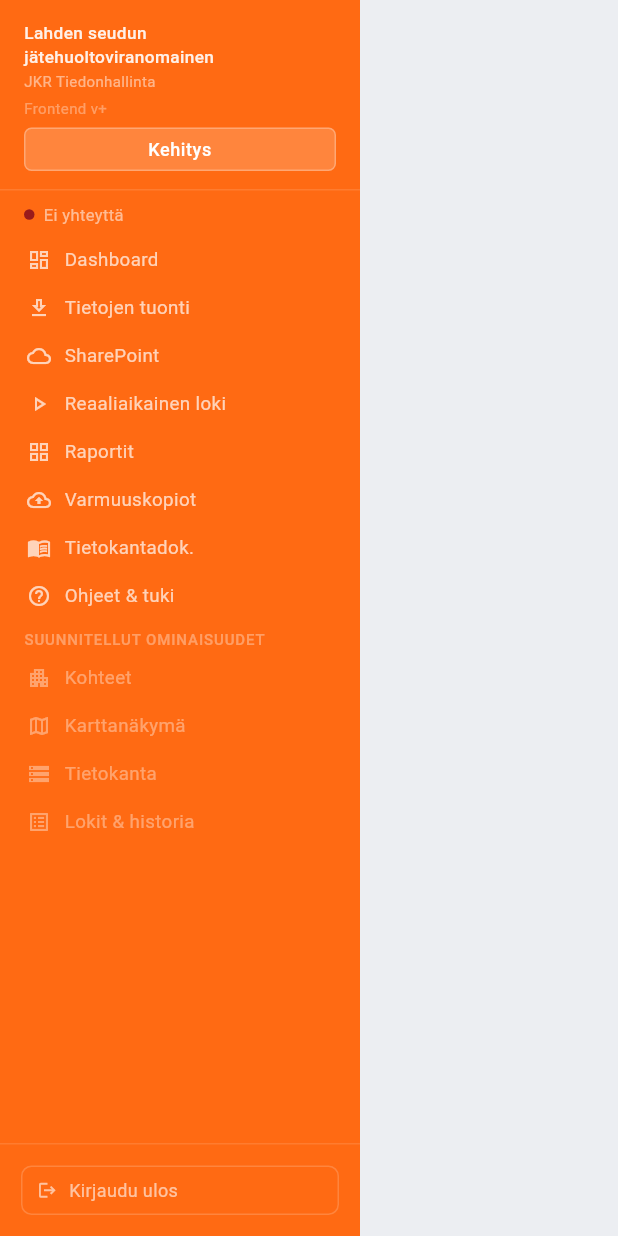
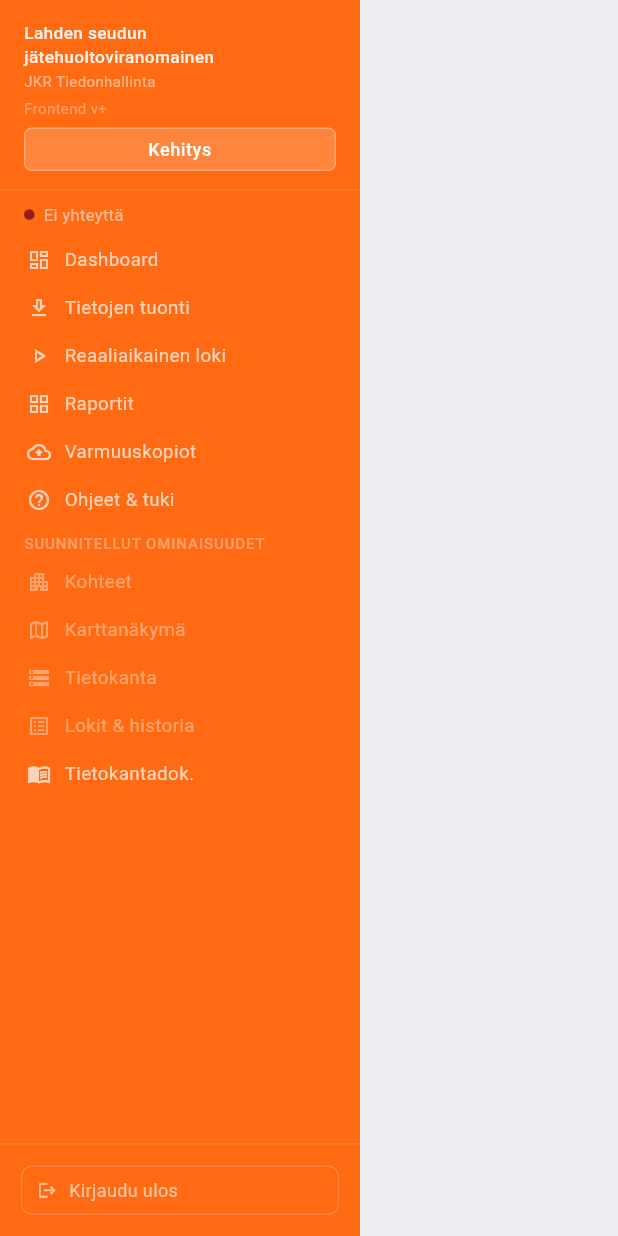
Before and after one commit to punosmobile/jkr-front, a Flutter app: the AppSidebar widget shown alone on an empty page, opened directly with empty values, on a phone screen of 412 x 824 dp. Run offline on Flutter 3.47's test engine with Material 3 defaults, Android fonts, the light colour scheme and no system bars; our stand-ins replace connectivity_plus, dio, equatable, flutter_bloc, flutter_secure_storage, get_it and 4 more; missing offline and left inert: dart:js_interop; accounts and stored records are empty; generated files the repository leaves out were written again; Roboto replaces fonts that are missing (DM Sans).

Commit message:
removed unwanted sidebar items

```diff
--- a/lib/shared/widgets/app_sidebar.dart
+++ b/lib/shared/widgets/app_sidebar.dart
@@ -57,11 +57,9 @@ class AppSidebar extends StatelessWidget {
     SidebarSection(items: [
       SidebarNavItem(id: 'dashboard', label: l10n.navDashboard, icon: Icons.dashboard_outlined),
       SidebarNavItem(id: 'import', label: l10n.navImport, icon: Icons.download_outlined),
-      SidebarNavItem(id: 'sharepoint', label: l10n.navSharepoint, icon: Icons.cloud_outlined),
       SidebarNavItem(id: 'realogi', label: l10n.navRealtimeLog, icon: Icons.play_arrow_outlined),
       SidebarNavItem(id: 'raportit', label: l10n.navReports, icon: Icons.grid_view_outlined),
       SidebarNavItem(id: 'varmuuskopiot', label: l10n.navBackups, icon: Icons.backup_outlined),
-      SidebarNavItem(id: 'dbdocs', label: l10n.navDbDocs, icon: Icons.menu_book_outlined),
       SidebarNavItem(id: 'ohjeet', label: l10n.navHelp, icon: Icons.help_outline),
     ]),
     SidebarSection(header: l10n.navPlannedFeatures, items: [
@@ -69,6 +67,7 @@ class AppSidebar extends StatelessWidget {
       SidebarNavItem(id: 'kartta', label: l10n.navMap, icon: Icons.map_outlined, isPlanned: true),
       SidebarNavItem(id: 'tietokanta', label: l10n.navDatabase, icon: Icons.storage_outlined, isPlanned: true),
       SidebarNavItem(id: 'lokit', label: l10n.navLogs, icon: Icons.list_alt_outlined, isPlanned: true),
+      SidebarNavItem(id: 'dbdocs', label: l10n.navDbDocs, icon: Icons.menu_book_outlined),
     ]),
   ];
 
```
